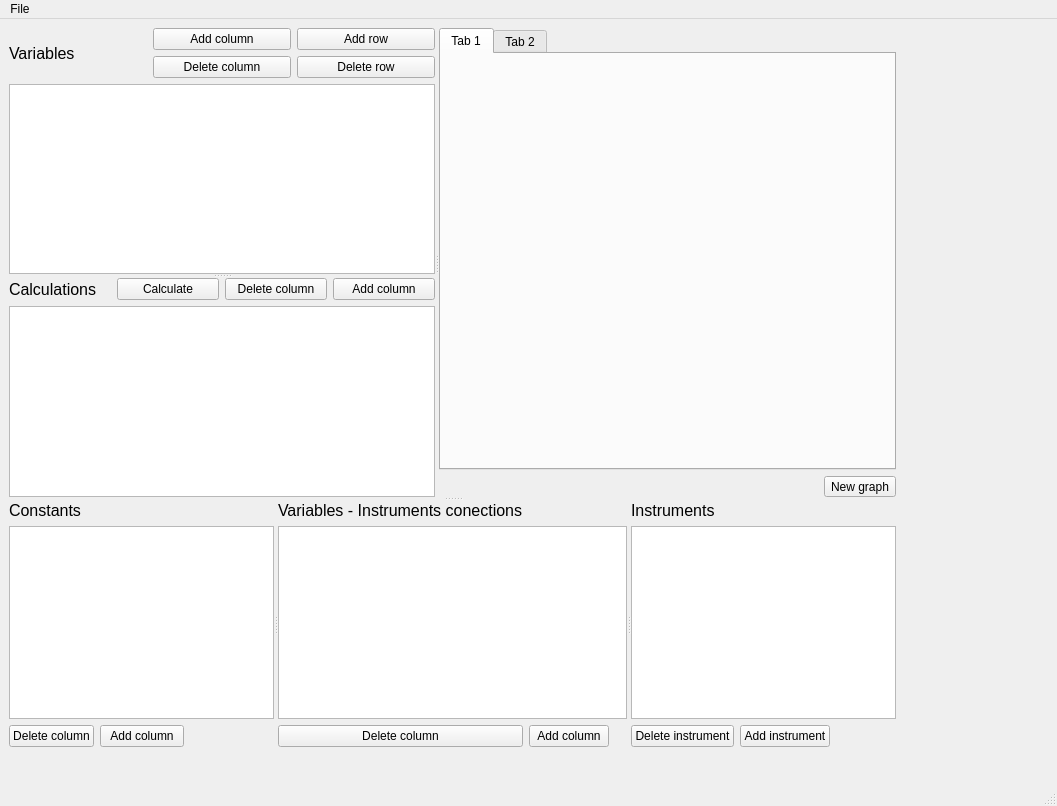
This is mainwindow.ui in Kirikus/Experiments-2026S-CPP as Qt 5 draws it before an edit. The edited form follows.
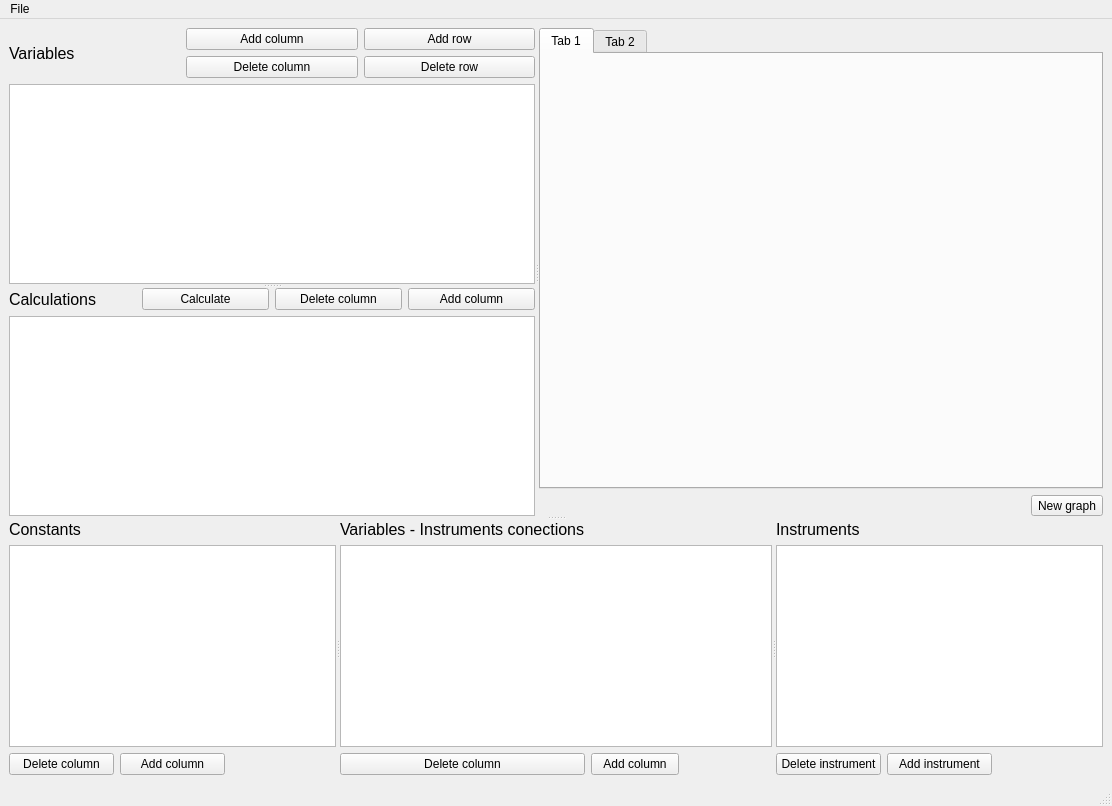
This is the edited form.

Commit message: changed window width

```diff
--- a/mainwindow.ui
+++ b/mainwindow.ui
@@ -6,7 +6,7 @@
    <rect>
     <x>0</x>
     <y>0</y>
-    <width>1057</width>
+    <width>1112</width>
     <height>806</height>
    </rect>
   </property>
@@ -17,15 +17,9 @@
    <enum>Qt::ToolButtonTextBesideIcon</enum>
   </property>
   <widget class="QWidget" name="centralwidget">
+   <layout class="QGridLayout" name="gridLayout">
+    <item row="0" column="0">
    <widget class="QSplitter" name="splitter_4">
-    <property name="geometry">
-     <rect>
-      <x>9</x>
-      <y>9</y>
-      <width>887</width>
-      <height>719</height>
-     </rect>
-    </property>
     <property name="orientation">
      <enum>Qt::Vertical</enum>
     </property>
@@ -280,6 +274,8 @@
      </widget>
     </widget>
    </widget>
+    </item>
+   </layout>
   </widget>
   <widget class="QStatusBar" name="statusbar"/>
   <widget class="QMenuBar" name="menubar">
@@ -287,7 +283,7 @@
     <rect>
      <x>0</x>
      <y>0</y>
-     <width>1057</width>
+     <width>1112</width>
      <height>19</height>
     </rect>
    </property>
```
Lines whose indentation alone changed are shown as unchanged. The commit also changes 1 other file.
